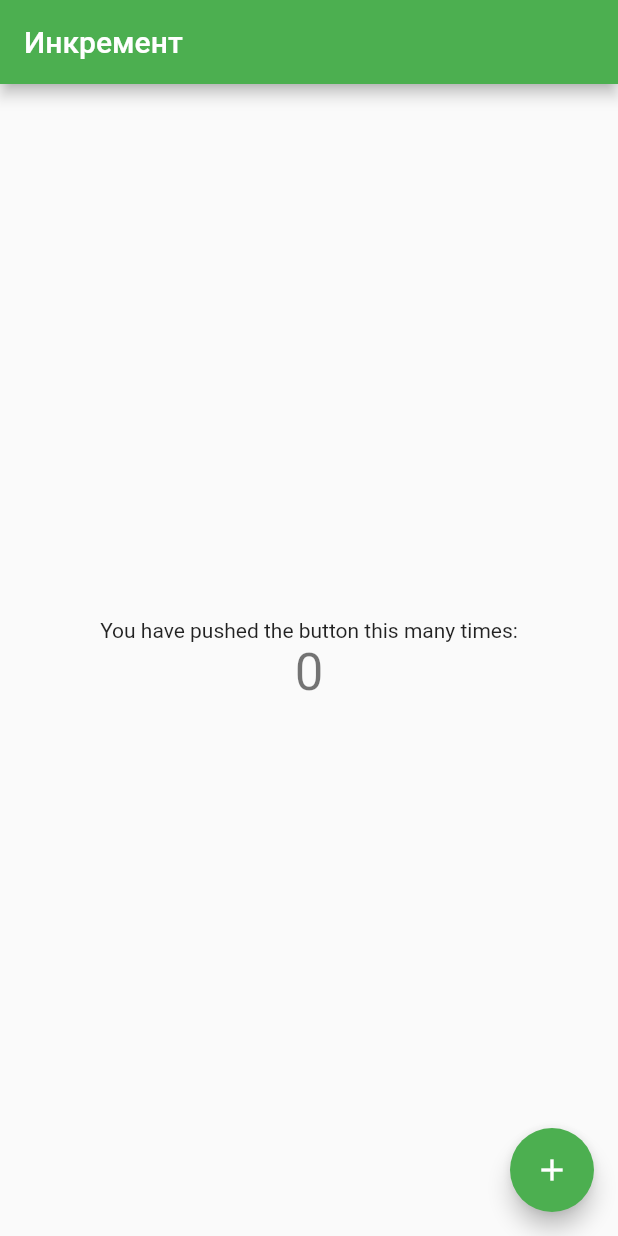
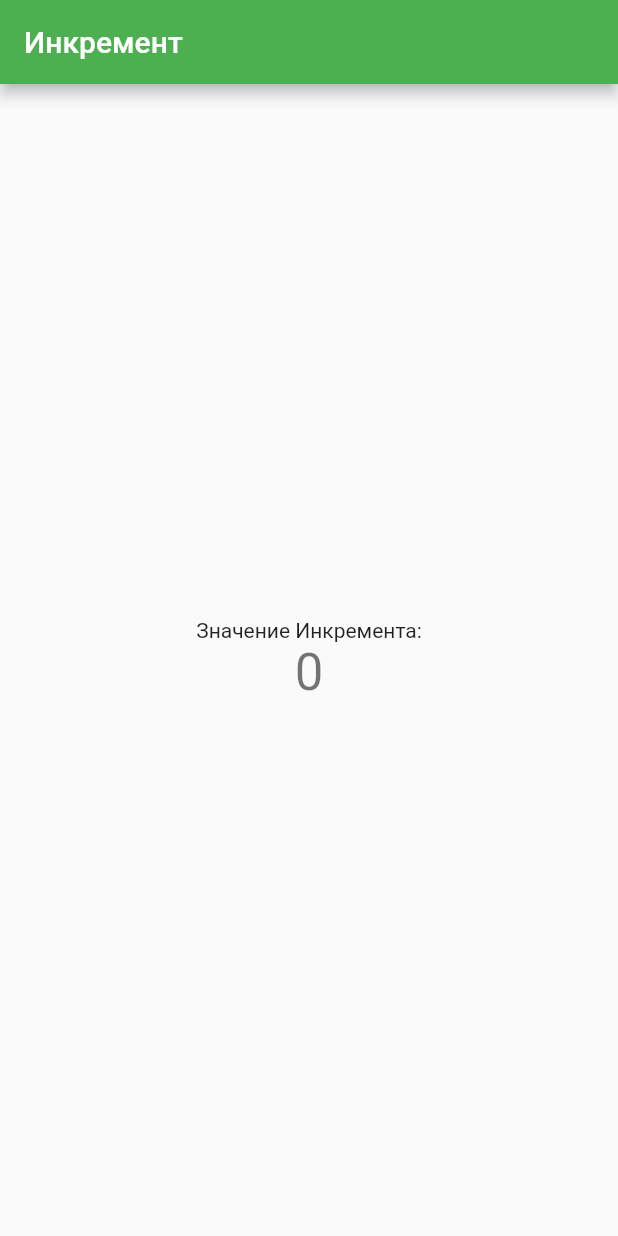
Before and after one commit to malis49/IT2003_Silin, a Flutter app: the screen it shows after launch, on a phone screen of 412 x 824 dp. Run offline on Flutter 3.47's test engine with Material 2 defaults, Android fonts, the phone set to English and light mode, and no system bars.

Commit message:
Убрал кнопку

```diff
--- a/lab3/lib/main.dart
+++ b/lab3/lib/main.dart
@@ -55,7 +55,7 @@ class _MyHomePageState extends State<MyHomePage> {
           mainAxisAlignment: MainAxisAlignment.center,
           children: <Widget>[
             const Text(
-              'You have pushed the button this many times:',
+              'Значение Инкремента:',
             ),
             Text(
               '$_counter',
@@ -64,11 +64,6 @@ class _MyHomePageState extends State<MyHomePage> {
           ],
         ),
       ),
-      floatingActionButton: FloatingActionButton(
-        onPressed: _incrementCounter,
-        tooltip: 'Increment',
-        child: const Icon(Icons.add),
-      ),
     );
   }
 }
```
